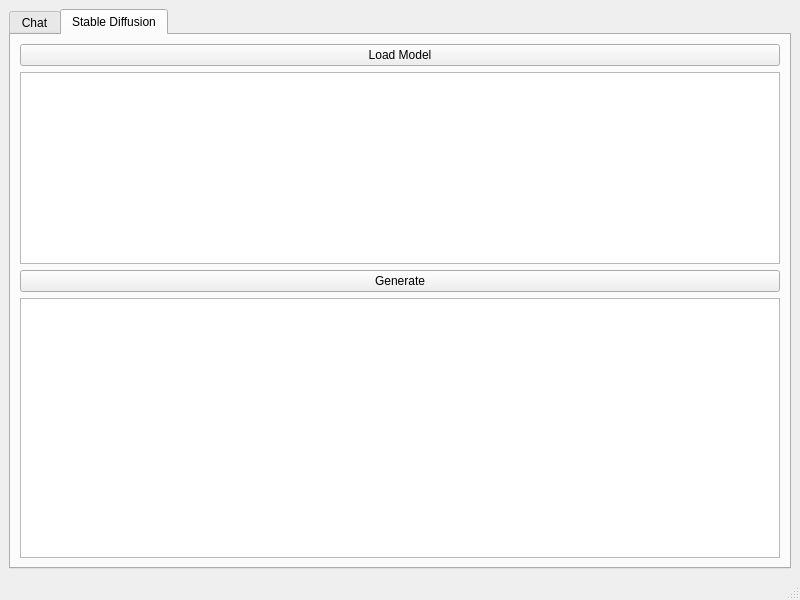
Iemand005/Singularity, file AIOneQTWidgets/mainwindow.ui: the form before one commit.
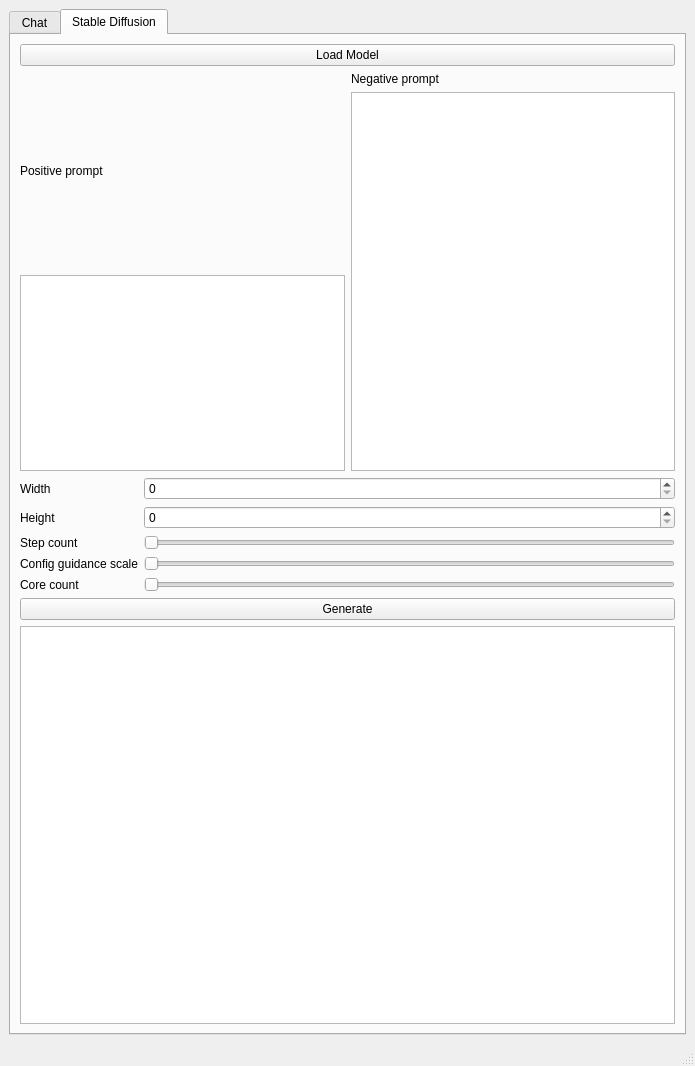
The form after the commit.

```diff
--- a/AIOneQTWidgets/mainwindow.ui
+++ b/AIOneQTWidgets/mainwindow.ui
@@ -6,8 +6,8 @@
    <rect>
     <x>0</x>
     <y>0</y>
-    <width>800</width>
-    <height>600</height>
+    <width>695</width>
+    <height>1066</height>
    </rect>
   </property>
   <property name="windowTitle">
@@ -92,6 +92,17 @@
          </widget>
         </item>
         <item>
+         <layout class="QHBoxLayout" name="horizontalLayout_2">
+          <item>
+           <layout class="QVBoxLayout" name="verticalLayout_4">
+            <item>
+             <widget class="QLabel" name="label">
+              <property name="text">
+               <string>Positive prompt</string>
+              </property>
+             </widget>
+            </item>
+            <item>
          <widget class="QPlainTextEdit" name="imageKeywordsInput">
           <property name="sizePolicy">
            <sizepolicy hsizetype="Expanding" vsizetype="Minimum">
@@ -107,6 +118,90 @@
           </property>
          </widget>
         </item>
+           </layout>
+          </item>
+          <item>
+           <layout class="QVBoxLayout" name="verticalLayout_5">
+            <item>
+             <widget class="QLabel" name="label_2">
+              <property name="text">
+               <string>Negative prompt</string>
+              </property>
+             </widget>
+            </item>
+            <item>
+             <widget class="QPlainTextEdit" name="plainTextEdit"/>
+            </item>
+           </layout>
+          </item>
+         </layout>
+        </item>
+        <item>
+         <layout class="QFormLayout" name="formLayout">
+          <item row="4" column="0">
+           <widget class="QLabel" name="stepCountLabel">
+            <property name="text">
+             <string>Step count</string>
+            </property>
+           </widget>
+          </item>
+          <item row="4" column="1">
+           <widget class="QSlider" name="stepCountSlider">
+            <property name="orientation">
+             <enum>Qt::Orientation::Horizontal</enum>
+            </property>
+           </widget>
+          </item>
+          <item row="6" column="1">
+           <widget class="QSlider" name="nThreadSlider">
+            <property name="orientation">
+             <enum>Qt::Orientation::Horizontal</enum>
+            </property>
+           </widget>
+          </item>
+          <item row="5" column="1">
+           <widget class="QSlider" name="cfgSlider">
+            <property name="orientation">
+             <enum>Qt::Orientation::Horizontal</enum>
+            </property>
+           </widget>
+          </item>
+          <item row="5" column="0">
+           <widget class="QLabel" name="cfgLabel">
+            <property name="text">
+             <string>Config guidance scale</string>
+            </property>
+           </widget>
+          </item>
+          <item row="6" column="0">
+           <widget class="QLabel" name="nThreadLabel">
+            <property name="text">
+             <string>Core count</string>
+            </property>
+           </widget>
+          </item>
+          <item row="3" column="0">
+           <widget class="QLabel" name="heightLabel">
+            <property name="text">
+             <string>Height</string>
+            </property>
+           </widget>
+          </item>
+          <item row="2" column="0">
+           <widget class="QLabel" name="widthLabel">
+            <property name="text">
+             <string>Width</string>
+            </property>
+           </widget>
+          </item>
+          <item row="2" column="1">
+           <widget class="QSpinBox" name="widthBox"/>
+          </item>
+          <item row="3" column="1">
+           <widget class="QSpinBox" name="heightBox"/>
+          </item>
+         </layout>
+        </item>
         <item>
          <widget class="QPushButton" name="generateButton">
           <property name="text">
```
Left out of the diff: 2 changed lines with no effect on the pictures. Lines whose indentation alone changed are shown as unchanged.
